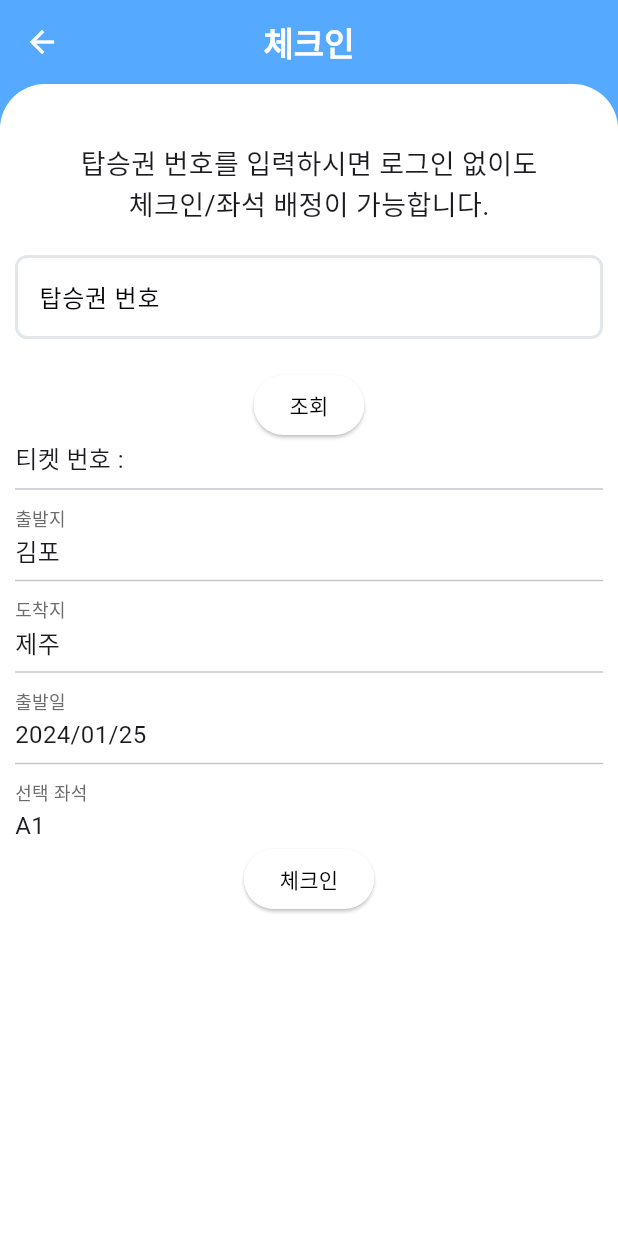
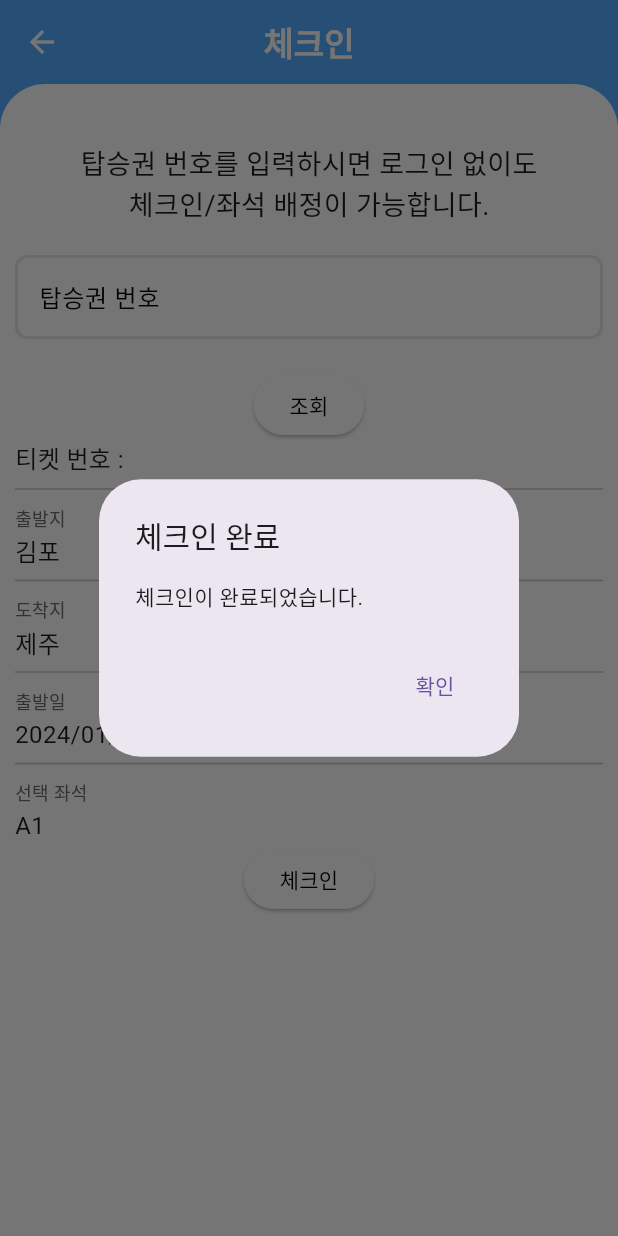
Before and after one commit to yunazz2/DreamAir_Flutter, a Flutter app: the CheckInScreen screen opened directly, after a tap on "조회", after a tap on "체크인", on a phone screen of 412 x 824 dp. Run offline on Flutter 3.47's test engine with Material 3 defaults, Android fonts, the phone set to English and light mode, and no system bars; drawn by our look-alikes of nb_utils; our stand-ins replace country_code_picker, dropdown_button2, flutter_credit_card, flutter_feather_icons, flutter_iconly, font_awesome_flutter and 7 more; Roboto replaces fonts that are missing (Display); statements that could not run were skipped.

Commit message:
⛄ 18시

```diff
--- a/dreamair_flutter/lib/screen/Authentication/splash screen/onboard.dart
+++ b/dreamair_flutter/lib/screen/Authentication/splash screen/onboard.dart
@@ -82,9 +82,7 @@ class _OnBoardState extends State<OnBoard> {
                     padding: const EdgeInsets.all(15.0),
                     child: GestureDetector(
                       onTap: () => const WelcomeScreen().launch(context),
-                      child: Text(
-                        lang.S.of(context).skipButton,
-                        style: TextStyle(color: kSubTitleColor),
+                      child: Text('건너뛰기', style: TextStyle(color: kSubTitleColor),
                       ),
                     ),
                   ),
--- a/dreamair_flutter/lib/screen/Authentication/splash screen/splash_screen.dart
+++ b/dreamair_flutter/lib/screen/Authentication/splash screen/splash_screen.dart
@@ -35,7 +35,7 @@ class _SplashScreenState extends State<SplashScreen> {
   Widget build(BuildContext context) {
     return SafeArea(
       child: Scaffold(
-        backgroundColor: Colors.white,
+        backgroundColor: Colors.black,
         body: Center(
           child: Container(
             height: 200,
--- a/dreamair_flutter/lib/screen/Seat/seat.dart
+++ b/dreamair_flutter/lib/screen/Seat/seat.dart
@@ -91,6 +91,8 @@ class _SeatState extends State<Seat> {
             child: Column(
               children: [
                 const SizedBox(height: 20.0,),
+                Text('좌석 선택을 진행합니다.', style: TextStyle(color: kTitleColor, fontSize: 18.0,),),
+                const SizedBox(height: 20.0,),
                 Container(
                   padding: const EdgeInsets.all(10.0),
                   decoration: BoxDecoration(
--- a/dreamair_flutter/lib/screen/home/home.dart
+++ b/dreamair_flutter/lib/screen/home/home.dart
@@ -1,5 +1,6 @@
 import 'package:flight_booking/screen/History_Screen/history_screen.dart';
 import 'package:flight_booking/screen/board/board_screen.dart';
+import 'package:flight_booking/screen/mypage/checkin/checkin_screen.dart';
 import 'package:flight_booking/screen/mypage/mypage_screen.dart';
 import 'package:flight_booking/screen/schedule/schedule_screen.dart';
 import 'package:flight_booking/screen/widgets/constant.dart';
@@ -22,7 +23,7 @@ class _HomeState extends State<Home> {
   static const List<Widget> _widgetOptions = <Widget>[
     HomeScreen(), // 항공권 예약
     MyBooking(), // 예약 조회
-    History(), // 체크인 -> 변경해야함
+    CheckInScreen(), // 체크인
     ScheduleScreen(), //  출도착 조회
     BoardScreen(), // 게시판
     Mypage(),  // 마이페이지
--- a/dreamair_flutter/lib/screen/mypage/checkin/checkin_screen.dart
+++ b/dreamair_flutter/lib/screen/mypage/checkin/checkin_screen.dart
@@ -10,6 +10,8 @@ class CheckInScreen extends StatefulWidget {
 }
 
 class _CheckInScreenState extends State<CheckInScreen> {
+
+  bool isCheckInButtonEnabled = true; // 체크인 버튼 활성화
 
   List<Widget> resultRows = [];
   String ticketNumber = '';                                               // 탑승권 번호를 저장할 변수
@@ -59,14 +61,42 @@ class _CheckInScreenState extends State<CheckInScreen> {
         return Column(
           children: [
             ElevatedButton(
-              onPressed: () {
+              onPressed: isCheckInButtonEnabled ? () {
                 // '체크인' 버튼이 눌렸을 때 처리 로직 추가
-              },
-              style: ElevatedButton.styleFrom(backgroundColor: Colors.white, elevation: 1.0,),
-              child: Text('체크인', style: TextStyle(color: Colors.black),),
+
+                // 팝업 창
+                showDialog(
+                  context: context,
+                  builder: (BuildContext context) {
+                    return AlertDialog(
+                      title: Text('체크인 완료', style: TextStyle(fontSize: 20.0),),
+                      content: Text('체크인이 완료되었습니다.'),
+                      actions: [
+                        TextButton(
+                          onPressed: () {
+                            // 팝업 창 닫기
+                            Navigator.of(context).pop();
+
+                            // 체크인 버튼 비활성화
+                            setState(() {
+                              isCheckInButtonEnabled = false;
+                            });
+                          },
+                          child: Text('확인'),
+                        ),
+                      ],
+                    );
+                  },
+                );
+              }
+              : null,
+              // 체크인 버튼
+              style: ElevatedButton.styleFrom(backgroundColor: Colors.white, elevation: 1.0),
+              child: Text('체크인', style: TextStyle(color: Colors.black)),
             ),
           ],
         );
+
       }
 
       return Column(
--- a/dreamair_flutter/lib/screen/widgets/constant.dart
+++ b/dreamair_flutter/lib/screen/widgets/constant.dart
@@ -5,7 +5,7 @@ const kPrimaryColor = Color.fromARGB(255, 85, 170, 255); // 메인 색상
 const kSubSubTitleColor=Color.fromARGB(255, 255, 153, 175); // 서브 색상
 const kTitleColor = Color(0xFF030508);
 const kSecondaryColor = Color(0xFFEDF0FF);
-const kSubTitleColor = Color.fromARGB(255, 134, 134, 134);
+const kSubTitleColor = Color.fromARGB(255, 170, 170, 170);
 const kLightNeutralColor = Color(0xFF96BCFF);
 const kDarkWhite = Color(0xFFF9F9F9);
 const kWhite = Color(0xFFFFFFFF);
```
